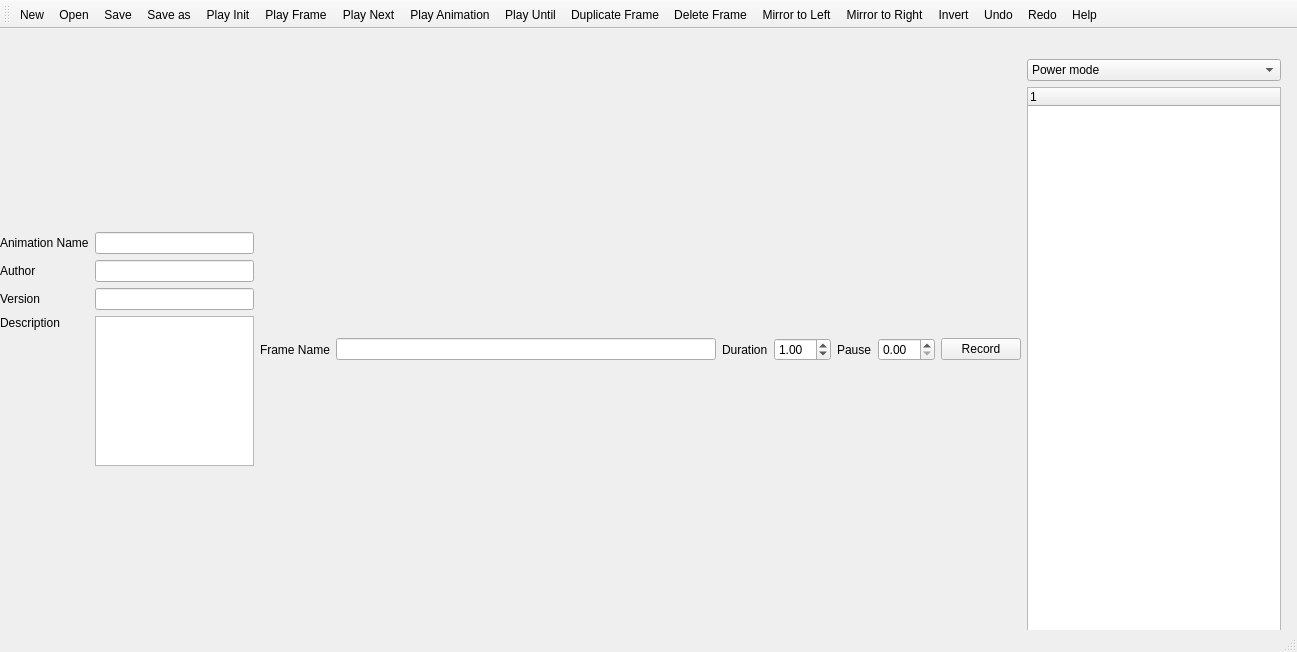
Old version of the form bitbots_recordui_rqt/resource/RecordUI.ui in the repository wangbin0619/bitbots_main_backup_20250909.
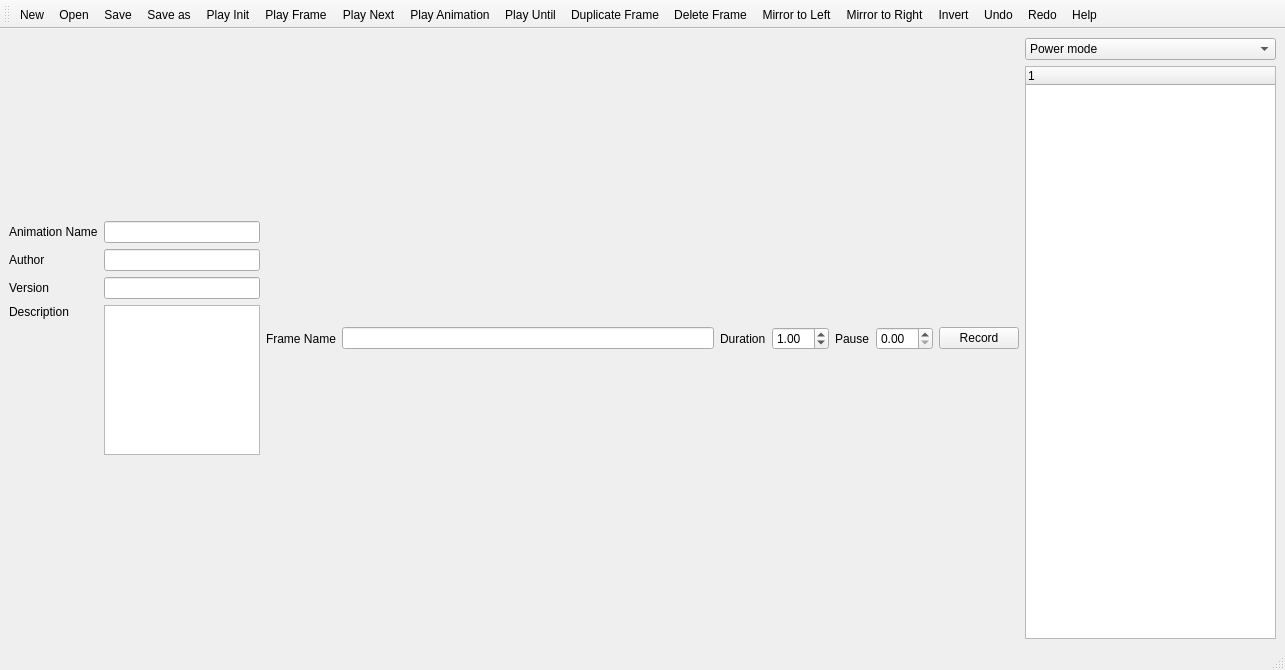
New version of the form.

Commit message: UI auto-rescales to screen size

```diff
--- a/bitbots_recordui_rqt/resource/RecordUI.ui
+++ b/bitbots_recordui_rqt/resource/RecordUI.ui
@@ -6,24 +6,20 @@
    <rect>
     <x>0</x>
     <y>0</y>
-    <width>1297</width>
-    <height>652</height>
+    <width>1285</width>
+    <height>670</height>
    </rect>
   </property>
   <property name="windowTitle">
    <string>MainWindow</string>
   </property>
   <widget class="QWidget" name="centralwidget">
-   <widget class="QWidget" name="layoutWidget_2">
-    <property name="geometry">
-     <rect>
-      <x>0</x>
-      <y>30</y>
-      <width>1281</width>
-      <height>581</height>
-     </rect>
-    </property>
+   <layout class="QGridLayout" name="gridLayout_2">
+    <item row="0" column="0">
     <layout class="QHBoxLayout" name="contentLayout" stretch="1,3,1">
+      <property name="sizeConstraint">
+       <enum>QLayout::SetNoConstraint</enum>
+      </property>
      <item>
       <layout class="QVBoxLayout" name="verticalLayout_2">
        <item>
@@ -169,7 +165,8 @@
       </layout>
      </item>
     </layout>
-   </widget>
+    </item>
+   </layout>
   </widget>
   <widget class="QToolBar" name="toolBar">
    <property name="windowTitle">
```
Lines whose indentation alone changed are shown as unchanged.
